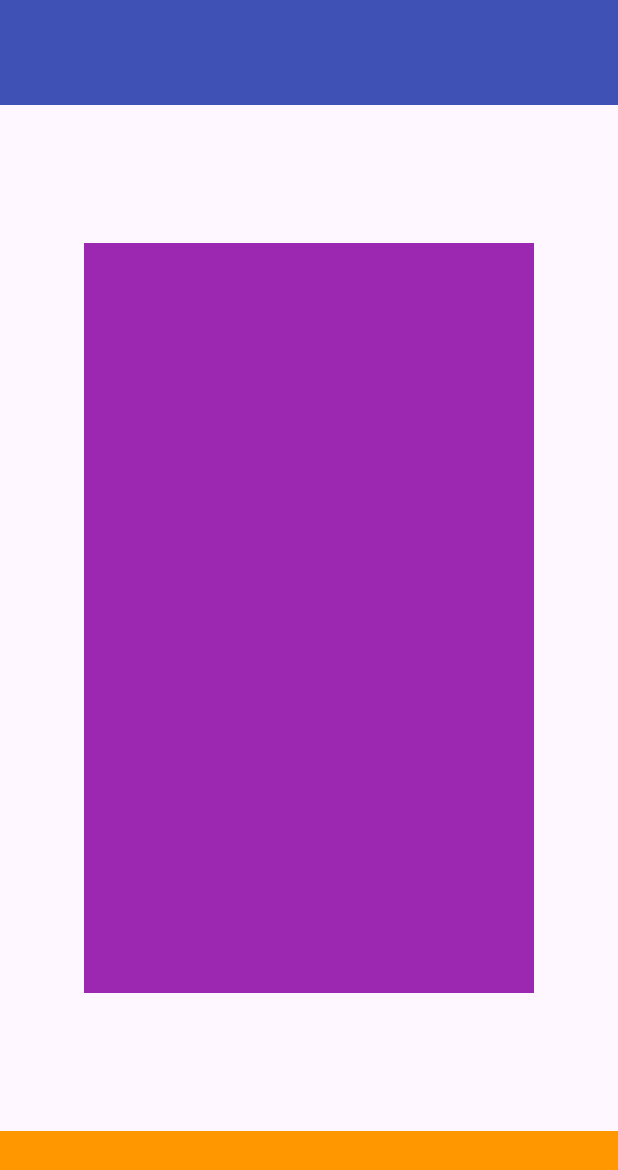
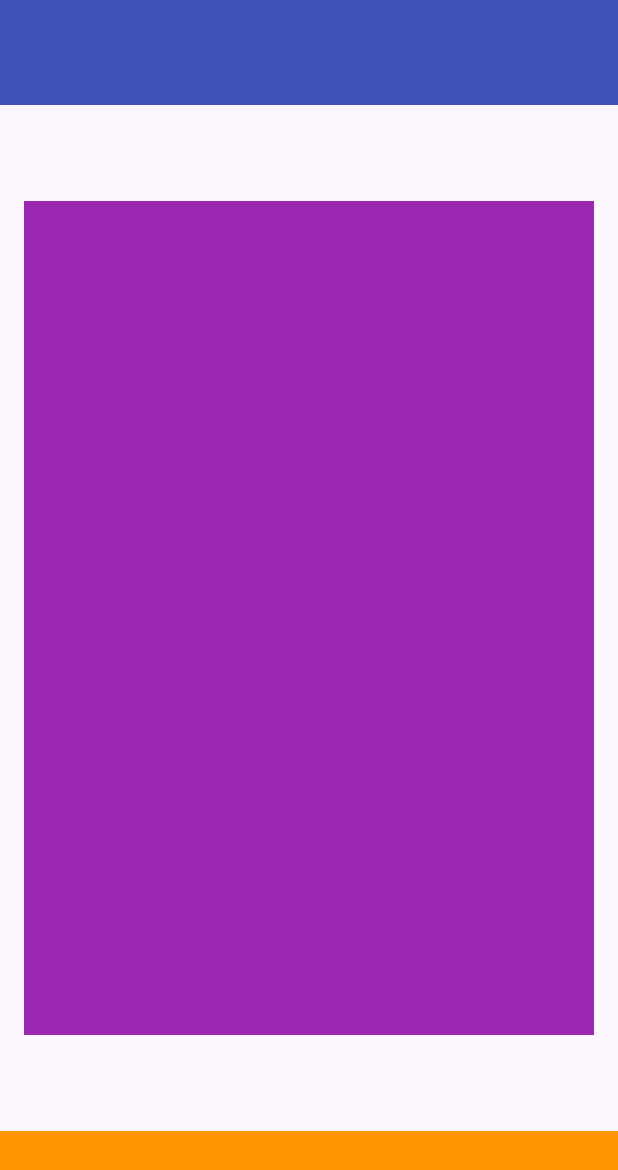
Before and after one commit to Maphick/FilmSearcher, an Android app: the screen it shows after launch (MainActivity), on a phone screen of 412 x 824 dp. Shown: the top 1170 px of the screen. Run offline under Robolectric (Android 15) with nearby library versions, the phone set to English and light mode, and no system bars.

Commit message:
added margin to linear layout

```diff
--- a/app/src/main/res/layout/activity_main.xml
+++ b/app/src/main/res/layout/activity_main.xml
@@ -9,17 +9,19 @@
 
 
     <LinearLayout
-        android:layout_width="300dp"
-        android:layout_height="500dp"
+        android:layout_width="0dp"
+        android:layout_height="0dp"
+        android:layout_marginStart="16dp"
+        android:layout_marginTop="64dp"
+        android:layout_marginEnd="16dp"
+        android:layout_marginBottom="64dp"
         android:background="#9C27B0"
         android:orientation="vertical"
         app:layout_constraintBottom_toTopOf="@+id/frameLayout"
         app:layout_constraintEnd_toEndOf="parent"
         app:layout_constraintStart_toStartOf="parent"
         app:layout_constraintTop_toBottomOf="@+id/frameLayout2"
-        tools:ignore="MissingConstraints">
-
-    </LinearLayout>
+        tools:ignore="MissingConstraints"></LinearLayout>
 
     <FrameLayout
         android:id="@+id/frameLayout"
```
